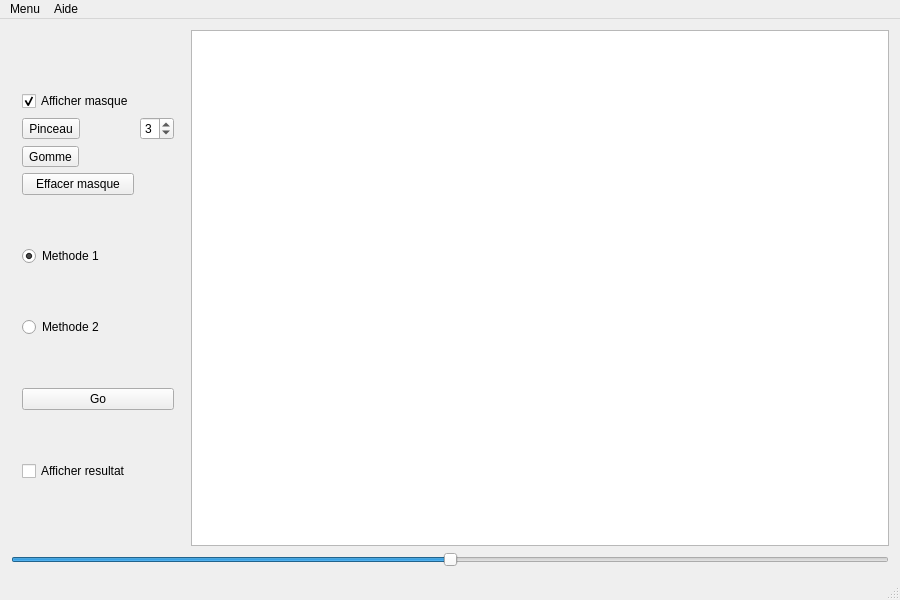
Qt form mainwindow.ui (cheer37/ct2-inpainting) before a commit.
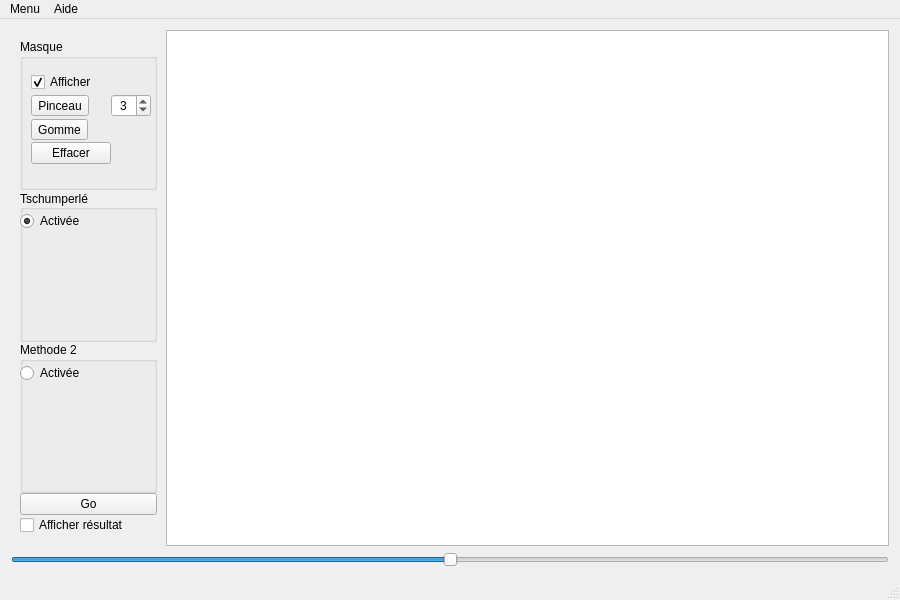
The same form after that commit.

Diff of the .ui file:
```diff
--- a/mainwindow.ui
+++ b/mainwindow.ui
@@ -22,28 +22,80 @@
   <widget class="QWidget" name="centralWidget">
    <layout class="QVBoxLayout" name="verticalLayout_2">
     <item>
-     <layout class="QHBoxLayout" name="horizontalLayout_3">
+     <layout class="QHBoxLayout" name="horizontalLayout_3" stretch="3,14">
+      <property name="spacing">
+       <number>0</number>
+      </property>
+      <property name="rightMargin">
+       <number>0</number>
+      </property>
+      <property name="bottomMargin">
+       <number>0</number>
+      </property>
       <item>
        <widget class="QWidget" name="widget" native="true">
         <layout class="QVBoxLayout" name="verticalLayout">
          <property name="spacing">
-          <number>1</number>
+          <number>0</number>
          </property>
          <property name="sizeConstraint">
           <enum>QLayout::SetMinimumSize</enum>
          </property>
+         <property name="leftMargin">
+          <number>9</number>
+         </property>
+         <property name="topMargin">
+          <number>9</number>
+         </property>
+         <property name="rightMargin">
+          <number>9</number>
+         </property>
          <item>
+          <widget class="QGroupBox" name="groupBox_masque">
+           <property name="enabled">
+            <bool>true</bool>
+           </property>
+           <property name="autoFillBackground">
+            <bool>false</bool>
+           </property>
+           <property name="styleSheet">
+            <string notr="true"/>
+           </property>
+           <property name="title">
+            <string>Masque</string>
+           </property>
+           <property name="flat">
+            <bool>false</bool>
+           </property>
+           <property name="checkable">
+            <bool>false</bool>
+           </property>
+           <widget class="QWidget" name="">
+            <property name="geometry">
+             <rect>
+              <x>0</x>
+              <y>20</y>
+              <width>142</width>
+              <height>121</height>
+             </rect>
+            </property>
           <layout class="QGridLayout" name="gridLayout" rowstretch="0,0,0,0">
            <property name="sizeConstraint">
             <enum>QLayout::SetMinimumSize</enum>
            </property>
            <property name="spacing">
-            <number>6</number>
+              <number>0</number>
            </property>
            <item row="0" column="0">
             <widget class="QCheckBox" name="checkBox_masque">
              <property name="text">
-              <string>Afficher masque</string>
+                <string>Afficher</string>
+               </property>
+               <property name="iconSize">
+                <size>
+                 <width>16</width>
+                 <height>16</height>
+                </size>
              </property>
              <property name="checked">
               <bool>true</bool>
@@ -65,6 +117,18 @@
              <property name="toolTip">
               <string>Taille du pinceau</string>
              </property>
+               <property name="layoutDirection">
+                <enum>Qt::LeftToRight</enum>
+               </property>
+               <property name="wrapping">
+                <bool>false</bool>
+               </property>
+               <property name="frame">
+                <bool>true</bool>
+               </property>
+               <property name="alignment">
+                <set>Qt::AlignCenter</set>
+               </property>
              <property name="minimum">
               <number>1</number>
              </property>
@@ -92,27 +156,62 @@
               <string>Efface le masque</string>
              </property>
              <property name="text">
-              <string>Effacer masque</string>
+                <string>Effacer</string>
              </property>
             </widget>
            </item>
           </layout>
+           </widget>
+           <zorder></zorder>
+           <zorder>frame</zorder>
+          </widget>
          </item>
          <item>
+          <widget class="QGroupBox" name="groupBoxmeth1">
+           <property name="title">
+            <string>Tschumperlé</string>
+           </property>
+           <property name="alignment">
+            <set>Qt::AlignLeading|Qt::AlignLeft|Qt::AlignVCenter</set>
+           </property>
           <widget class="QRadioButton" name="radioButton_1">
+            <property name="geometry">
+             <rect>
+              <x>0</x>
+              <y>20</y>
+              <width>133</width>
+              <height>22</height>
+             </rect>
+            </property>
            <property name="text">
-            <string>Methode 1</string>
+             <string>Activée</string>
            </property>
            <property name="checked">
             <bool>true</bool>
            </property>
           </widget>
+          </widget>
          </item>
          <item>
-          <widget class="QRadioButton" name="radioButton_2">
-           <property name="text">
+          <widget class="QGroupBox" name="groupBoxmeth2">
+           <property name="title">
             <string>Methode 2</string>
            </property>
+           <widget class="QRadioButton" name="radioButton_2">
+            <property name="geometry">
+             <rect>
+              <x>0</x>
+              <y>20</y>
+              <width>133</width>
+              <height>22</height>
+             </rect>
+            </property>
+            <property name="text">
+             <string>Activée</string>
+            </property>
+           </widget>
+           <zorder>radioButton_2</zorder>
+           <zorder>frame_3</zorder>
           </widget>
          </item>
          <item>
@@ -128,7 +227,7 @@
          <item>
           <widget class="QCheckBox" name="checkBox_res">
            <property name="text">
-            <string>Afficher resultat</string>
+            <string>Afficher résultat</string>
            </property>
           </widget>
          </item>
@@ -137,6 +236,9 @@
       </item>
       <item>
        <widget class="QGraphicsView" name="graphicsView_img">
+        <property name="autoFillBackground">
+         <bool>false</bool>
+        </property>
         <property name="renderHints">
          <set>QPainter::Antialiasing|QPainter::TextAntialiasing</set>
         </property>
```
Lines whose indentation alone changed are shown as unchanged.
